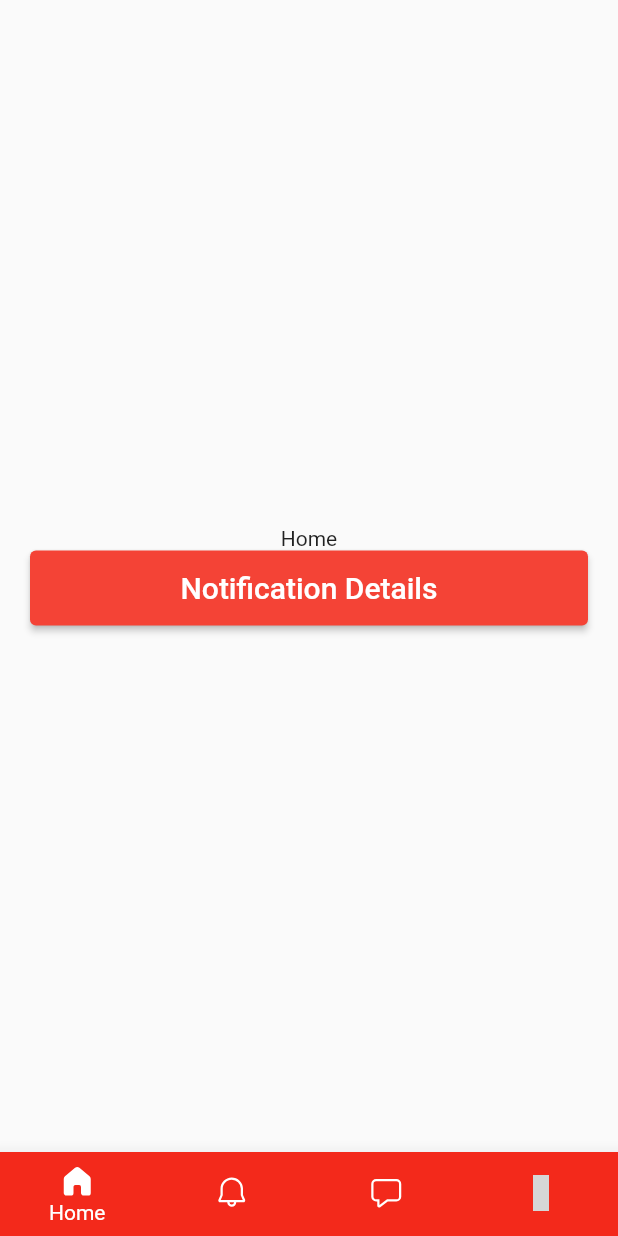
After one commit to kk202393/lds_sajesh_flutter, a Flutter app: the ButtomBar screen opened directly, on a phone screen of 412 x 824 dp. The commit adds this screen. Run offline on Flutter 3.47's test engine with Material 2 defaults, Android fonts, the light colour scheme and no system bars; our stand-ins replace fluentui_icons, font_awesome_flutter, gap; grey boxes are pictures that could not be loaded.

Commit message:
update the code

```diff
--- /dev/null
+++ b/sajesh_app/lib/screens/homePage/buttom_bar.dart
@@ -0,0 +1,79 @@
+import 'package:fluentui_icons/fluentui_icons.dart';
+import 'package:flutter/material.dart';
+import 'package:sajesh_app/screens/homePage/desboard.dart';
+import 'package:sajesh_app/screens/notificationScreen/notificationScreen.dart';
+// import 'package:flutter/src/widgets/framework.dart';
+// import 'package:flutter/src/widgets/placeholder.dart';
+// import 'package:sajesh_app/screens/widgets/myColors.dart';
+
+class ButtomBar extends StatefulWidget {
+  const ButtomBar(
+      {super.key, required String languageCode, required String title});
+
+  @override
+  State<ButtomBar> createState() => _ButtomBarState();
+}
+
+class _ButtomBarState extends State<ButtomBar> {
+  int _selectedIndex = 0;
+  static final List<Widget> _widgetOptions = <Widget>[
+    const DesboardView(
+      languageCode: '',
+      title: '',
+    ),
+    const NotificationScreen(
+      languageCode: '',
+      title: '',
+    ),
+    const Text('message'),
+    const Text('Courses'),
+  ];
+
+  void _onItemTapped(int index) {
+    setState(() {
+      _selectedIndex = index;
+    });
+  }
+
+  @override
+  Widget build(BuildContext context) {
+    return Scaffold(
+      body: Center(
+        child: _widgetOptions[_selectedIndex],
+      ),
+      bottomNavigationBar: BottomNavigationBar(
+          currentIndex: _selectedIndex,
+          elevation: 10,
+          onTap: _onItemTapped,
+          // showSelectedLabels: false,
+          showUnselectedLabels: false,
+          selectedItemColor: Colors.white,
+          backgroundColor: const Color.fromARGB(255, 243, 41, 27),
+          type: BottomNavigationBarType.fixed,
+          unselectedItemColor: Colors.white,
+          items: const [
+            BottomNavigationBarItem(
+                icon: Icon(FluentSystemIcons.ic_fluent_home_regular),
+                activeIcon: Icon(FluentSystemIcons.ic_fluent_home_filled),
+                label: 'Home'),
+            BottomNavigationBarItem(
+                icon: Icon(FluentSystemIcons.ic_fluent_alert_regular),
+                activeIcon: Icon(
+                  FluentSystemIcons.ic_fluent_alert_filled,
+                  color: Colors.white,
+                ),
+                label: 'Notification'),
+            BottomNavigationBarItem(
+                icon: Icon(FluentSystemIcons.ic_fluent_comment_regular),
+                activeIcon: Icon(FluentSystemIcons.ic_fluent_comment_filled),
+                label: 'Massage'),
+            BottomNavigationBarItem(
+                icon: Icon(FluentSystemIcons
+                    .ic_fluent_book_formula_engineering_regular),
+                activeIcon: Icon(FluentSystemIcons
+                    .ic_fluent_book_formula_engineering_filled),
+                label: 'Courses'),
+          ]),
+    );
+  }
+}
--- /dev/null
+++ b/sajesh_app/lib/screens/homePage/desboard.dart
@@ -0,0 +1,57 @@
+import 'package:flutter/material.dart';
+import 'package:flutter/src/widgets/framework.dart';
+import 'package:flutter/src/widgets/placeholder.dart';
+import 'package:sajesh_app/screens/notificationScreen/notificationDetails.dart';
+
+class DesboardView extends StatefulWidget {
+  const DesboardView(
+      {super.key, required String languageCode, required String title});
+
+  @override
+  State<DesboardView> createState() => _DesboardViewState();
+}
+
+class _DesboardViewState extends State<DesboardView> {
+  @override
+  Widget build(BuildContext context) {
+    return Scaffold(
+      body: Container(
+        padding: const EdgeInsets.symmetric(horizontal: 20, vertical: 20),
+        child: Center(
+          child: Column(
+            mainAxisAlignment: MainAxisAlignment.center,
+            crossAxisAlignment: CrossAxisAlignment.center,
+            children: [
+              const Text('Home'),
+              ElevatedButton(
+                onPressed: () {
+                  Navigator.of(context).push(MaterialPageRoute(
+                      builder: (context) => const NotificationDetail(
+                            languageCode: '',
+                            title: '',
+                          )));
+                },
+                child: Ink(
+                  decoration:
+                      BoxDecoration(borderRadius: BorderRadius.circular(5)),
+                  child: Container(
+                    height: 50,
+                    alignment: Alignment.center,
+                    child: Container(
+                      height: 50,
+                      alignment: Alignment.center,
+                      child: const Text(
+                        'Notification Details',
+                        style: TextStyle(color: Colors.white, fontSize: 20),
+                      ),
+                    ),
+                  ),
+                ),
+              )
+            ],
+          ),
+        ),
+      ),
+    );
+  }
+}
--- a/sajesh_app/lib/screens/userAuthScreens/appSpleshScreen.dart
+++ b/sajesh_app/lib/screens/userAuthScreens/appSpleshScreen.dart
@@ -2,6 +2,7 @@
 import 'dart:async';
 import 'package:flutter/material.dart';
 import 'package:sajesh_app/screens/courses/selfCourseEnroll.dart';
+import 'package:sajesh_app/screens/homePage/buttom_bar.dart';
 import 'package:sajesh_app/screens/userAuthScreens/loginScreen.dart';
 // import 'package:flutter/src/widgets/framework.dart';
 // import 'package:flutter/src/widgets/placeholder.dart';
--- a/sajesh_app/pubspec.yaml
+++ b/sajesh_app/pubspec.yaml
@@ -37,6 +37,10 @@ dependencies:
   # Use with the CupertinoIcons class for iOS style icons.
   cupertino_icons: ^1.0.2
   font_awesome_flutter: '>= 4.7.0'
+  http: ^0.13.6
+  fluentui_icons: ^1.0.0
+  gap: ^3.0.0
+
 
 dev_dependencies:
   flutter_test:
```
Also changed, not shown: sajesh_app/lib/apiResponce/api_response.dart (added, +64 -0 lines), sajesh_app/lib/screens/notificationScreen/notificationDetails.dart (+15 -11 lines), sajesh_app/lib/screens/notificationScreen/notificationScreen.dart (+15 -11 lines), sajesh_app/lib/screens/userAuthScreens/forgetPasswordScreen.dart (+20 -0 lines), sajesh_app/lib/screens/userAuthScreens/loginScreen.dart (+15 -10 lines), sajesh_app/lib/urls/api_urls.dart (added, +18 -0 lines), sajesh_app/pubspec.lock.
